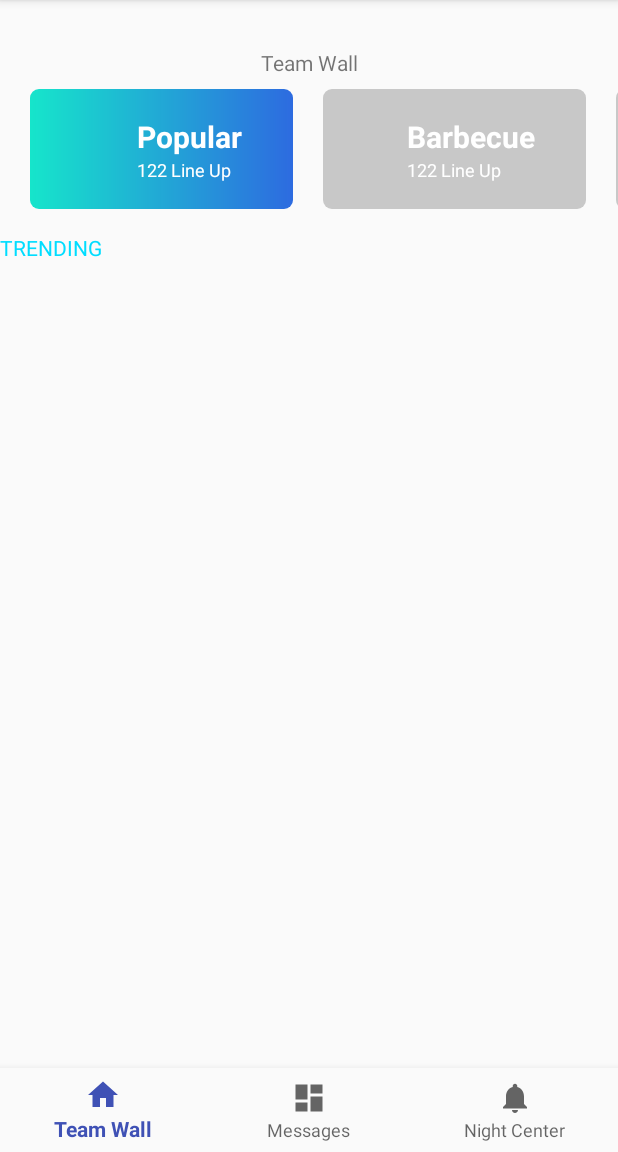
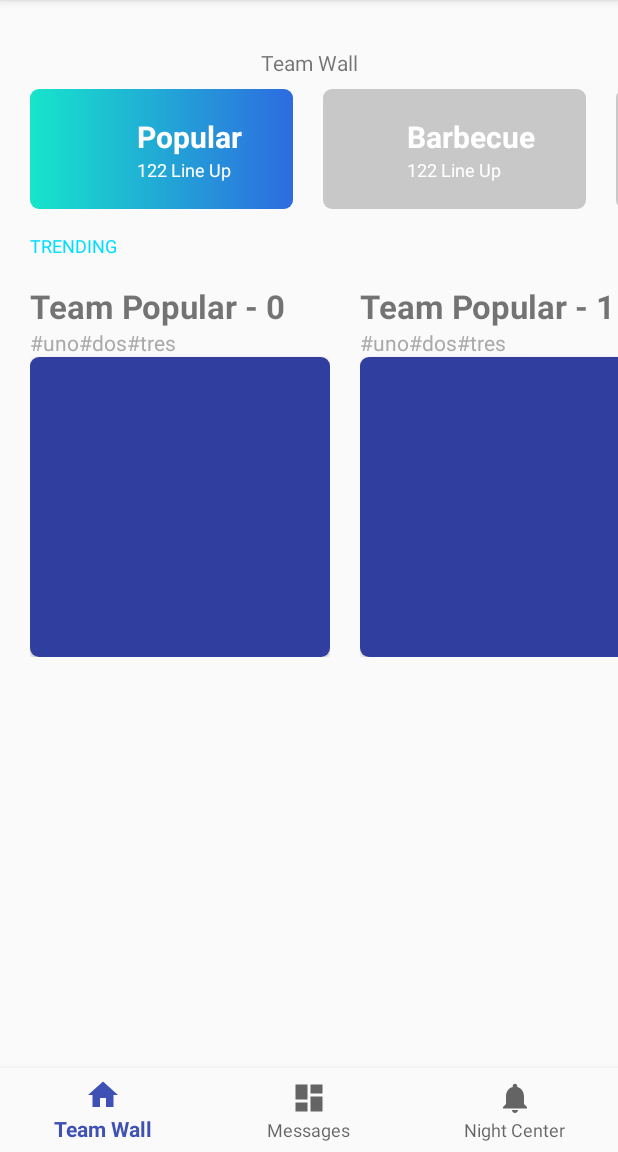
Before and after one commit to SeeU-Team/SeeU-Android, an Android app: the TeamWallFragment screen opened directly, with no data from a screen before it, after a tap on "Popular", on a phone screen of 412 x 824 dp, the part 84-1236 px from its top. Run offline under Robolectric (Android 15) with nearby library versions, the phone set to English and light mode, and no system bars; pictures from the network do not load.

Commit message:
add recycler view and recycler adapter to display teams. Add interaction between types and teams

```diff
--- /dev/null
+++ b/app/src/main/java/com/seeu/TeamRecyclerAdapter.java
@@ -0,0 +1,49 @@
+package com.seeu;
+
+import android.content.Context;
+import android.support.v7.widget.RecyclerView;
+import android.support.v7.widget.RecyclerView.Adapter;
+import android.view.LayoutInflater;
+import android.view.View;
+import android.view.ViewGroup;
+
+import java.util.List;
+
+/**
+ * Created by thomasfouan on 19/03/2018.
+ */
+
+public class TeamRecyclerAdapter extends Adapter<TeamViewHolder> {
+
+	private LayoutInflater inflater;
+	private List<String> names;
+	private ClickListener listener;
+
+	public TeamRecyclerAdapter(Context context, List<String> names, ClickListener listener) {
+		this.inflater = LayoutInflater.from(context);
+		this.names = names;
+		this.listener = listener;
+	}
+
+	@Override
+	public TeamViewHolder onCreateViewHolder(ViewGroup parent, int viewType) {
+		View view = inflater.inflate(R.layout.layout_team_item, parent, false);
+		return new TeamViewHolder(view, listener);
+	}
+
+	@Override
+	public void onBindViewHolder(TeamViewHolder holder, int position) {
+		holder.setName(names.get(position));
+		holder.setTags("#uno#dos#tres");
+		//holder.setPicture("https://scontent.xx.fbcdn.net/v/t1.0-1/p200x200/22365631_1924906760859051_4812781837110089872_n.jpg?oh=a27a7d0053306572e7e485b647db99d4&oe=5B3A50DA");
+	}
+
+	@Override
+	public int getItemCount() {
+		return names.size();
+	}
+
+	public String getItem(int position) {
+		return names.get(position);
+	}
+}
--- a/app/src/main/java/com/seeu/TeamViewHolder.java
+++ b/app/src/main/java/com/seeu/TeamViewHolder.java
@@ -1,8 +1,11 @@
 package com.seeu;
 
+import android.net.Uri;
 import android.support.v7.widget.RecyclerView.ViewHolder;
 import android.view.View;
 import android.view.View.OnClickListener;
+import android.widget.ImageView;
+import android.widget.TextView;
 
 /**
  * Created by thomasfouan on 19/03/2018.
@@ -10,12 +13,38 @@ import android.view.View.OnClickListener;
 
 public class TeamViewHolder extends ViewHolder implements OnClickListener {
 
-	public TeamViewHolder(View itemView) {
+	private TextView name;
+	private TextView tags;
+	private ImageView picture;
+
+	private ClickListener listener;
+
+	public TeamViewHolder(View itemView, ClickListener listener) {
 		super(itemView);
+
+		this.listener = listener;
+
+		name = itemView.findViewById(R.id.teamName);
+		tags = itemView.findViewById(R.id.teamTags);
+		picture = itemView.findViewById(R.id.teamPicture);
+
+		picture.setOnClickListener(this);
+	}
+
+	public void setName(String name) {
+		this.name.setText(name);
+	}
+
+	public void setTags(String tags) {
+		this.tags.setText(tags);
+	}
+
+	public void setPicture(String pictureUrl) {
+		this.picture.setImageURI(Uri.parse(pictureUrl));
 	}
 
 	@Override
 	public void onClick(View v) {
-
+		listener.onItemClick(v, getAdapterPosition());
 	}
 }
--- a/app/src/main/java/com/seeu/TeamWallFragment.java
+++ b/app/src/main/java/com/seeu/TeamWallFragment.java
@@ -1,6 +1,5 @@
 package com.seeu;
 
-import android.graphics.Color;
 import android.os.Bundle;
 import android.support.annotation.NonNull;
 import android.support.v4.app.Fragment;
@@ -20,20 +19,31 @@ import java.util.List;
 
 public class TeamWallFragment extends Fragment implements ClickListener {
 
-	private RecyclerView recyclerView;
+	private RecyclerView typeTeamRecycler;
 	private TypeTeamRecyclerAdapter typeTeamRecyclerAdapter;
 
-	private List<String> names;
-	private int selectedType;
+	private RecyclerView teamRecycler;
+	private TeamRecyclerAdapter teamRecyclerAdapter;
+
+	private List<String> typeNames;
+	private List<String> teamNames;
 
 	public TeamWallFragment() {
-		names = new ArrayList<>();
-		names.add("Popular");
-		names.add("Barbecue");
-		names.add("Dancing");
-		names.add("Hangover");
+		typeNames = new ArrayList<>();
+		teamNames = new ArrayList<>();
 
-		selectedType = 0;
+		loadTypes();
+	}
+
+	private void loadTypes() {
+		// TODO: make http request to get types
+		typeNames.clear();
+		typeNames.add("Popular");
+		typeNames.add("Barbecue");
+		typeNames.add("Dancing");
+		typeNames.add("Hangover");
+
+		refreshTeams(0);
 	}
 
 	@Override
@@ -45,26 +55,51 @@ public class TeamWallFragment extends Fragment implements ClickListener {
 	public View onCreateView(@NonNull LayoutInflater inflater, ViewGroup container, Bundle savedInstanceState) {
 		View view = inflater.inflate(R.layout.fragment_teamwall, container, false);
 
-		// set up the RecyclerView
-		recyclerView = view.findViewById(R.id.typeTeamRecycler);
-		LinearLayoutManager horizontalLayoutManager = new LinearLayoutManager(getActivity(), LinearLayoutManager.HORIZONTAL, false);
-		recyclerView.setLayoutManager(horizontalLayoutManager);
-
-		typeTeamRecyclerAdapter = new TypeTeamRecyclerAdapter(getActivity(), names, this);
-		recyclerView.setAdapter(typeTeamRecyclerAdapter);
+		setupTypeTeamRecycler(view);
+		setupTeamRecycler(view);
 
 		return view;
 	}
 
 	@Override
 	public void onItemClick(View view, int position) {
-		TypeTeamViewHolder currentSelectedView = (TypeTeamViewHolder) recyclerView.findViewHolderForAdapterPosition(selectedType);
-		currentSelectedView.setDefaultBackground();
+		typeTeamRecyclerAdapter.setSelected(position);
 
-		selectedType = position;
-		TypeTeamViewHolder newSelectedView = (TypeTeamViewHolder) recyclerView.findViewHolderForAdapterPosition(selectedType);
-		newSelectedView.setSelectedBackground();
+		// TODO: reload teams
+		refreshTeams(position);
+	}
 
-		Toast.makeText(getActivity(), "You clicked " + typeTeamRecyclerAdapter.getItem(position) + " on item position " + position, Toast.LENGTH_SHORT).show();
+	private void setupTypeTeamRecycler(View view) {
+		LinearLayoutManager layoutManager = new LinearLayoutManager(getActivity(), LinearLayoutManager.HORIZONTAL, false);
+		// Keep reference of the dataset (arraylist here) in the adapter
+		typeTeamRecyclerAdapter = new TypeTeamRecyclerAdapter(getActivity(), typeNames, this);
+
+		// set up the RecyclerView for the types of team
+		typeTeamRecycler = view.findViewById(R.id.typeTeamRecycler);
+		typeTeamRecycler.setLayoutManager(layoutManager);
+		typeTeamRecycler.setAdapter(typeTeamRecyclerAdapter);
+	}
+
+	private void setupTeamRecycler(View view) {
+		LinearLayoutManager layoutManager = new LinearLayoutManager(getActivity(), LinearLayoutManager.HORIZONTAL, false);
+		teamRecyclerAdapter = new TeamRecyclerAdapter(getActivity(), teamNames, (view1, position) -> {
+			Toast.makeText(getActivity(), "You clicked " + teamRecyclerAdapter.getItem(position) + " on item position " + position, Toast.LENGTH_SHORT).show();
+		});
+
+		teamRecycler = view.findViewById(R.id.teamRecycler);
+		teamRecycler.setLayoutManager(layoutManager);
+		teamRecycler.setAdapter(teamRecyclerAdapter);
+	}
+
+	private void refreshTeams(int selectedType) {
+		// TODO: make http request to get data
+		teamNames.clear();
+		for (int i = 0; i < 10; i++) {
+			teamNames.add("Team " + typeNames.get(selectedType) + " - " + i);
+		}
+
+		if (null != teamRecyclerAdapter) {
+			teamRecyclerAdapter.notifyDataSetChanged();
+		}
 	}
 }
--- a/app/src/main/java/com/seeu/TypeTeamRecyclerAdapter.java
+++ b/app/src/main/java/com/seeu/TypeTeamRecyclerAdapter.java
@@ -1,7 +1,7 @@
 package com.seeu;
 
 import android.content.Context;
-import android.support.v7.widget.RecyclerView;
+import android.support.v7.widget.RecyclerView.Adapter;
 import android.view.LayoutInflater;
 import android.view.View;
 import android.view.ViewGroup;
@@ -12,16 +12,18 @@ import java.util.List;
  * Created by thomasfouan on 16/03/2018.
  */
 
-public class TypeTeamRecyclerAdapter extends RecyclerView.Adapter<TypeTeamViewHolder> {
+public class TypeTeamRecyclerAdapter extends Adapter<TypeTeamViewHolder> {
 
 	private LayoutInflater inflater;
 	private List<String> names;
 	private ClickListener listener;
+	private int selected;
 
 	public TypeTeamRecyclerAdapter(Context context, List<String> names, ClickListener listener) {
 		this.inflater = LayoutInflater.from(context);
 		this.names = names;
 		this.listener = listener;
+		this.selected = (0 < names.size()) ? 0 : -1;
 	}
 
 	@Override
@@ -32,7 +34,7 @@ public class TypeTeamRecyclerAdapter extends RecyclerView.Adapter<TypeTeamViewHo
 
 	@Override
 	public void onBindViewHolder(TypeTeamViewHolder holder, int position) {
-		if (0 == position) {
+		if (selected == position) {
 			holder.setSelectedBackground();
 		} else {
 			holder.setDefaultBackground();
@@ -49,4 +51,14 @@ public class TypeTeamRecyclerAdapter extends RecyclerView.Adapter<TypeTeamViewHo
 	public String getItem(int position) {
 		return names.get(position);
 	}
+
+	public int getSelected() {
+		return selected;
+	}
+
+	public void setSelected(int newSelected) {
+		notifyItemChanged(selected);
+		notifyItemChanged(newSelected);
+		this.selected = newSelected;
+	}
 }
--- a/app/src/main/java/com/seeu/TypeTeamViewHolder.java
+++ b/app/src/main/java/com/seeu/TypeTeamViewHolder.java
@@ -21,7 +21,7 @@ class TypeTeamViewHolder extends ViewHolder implements OnClickListener {
 		super(itemView);
 
 		this.listener = listener;
-		this.rootLayout = itemView.findViewById(R.id.colorView);
+		this.rootLayout = itemView.findViewById(R.id.rootLayoutTypeTeamItem);
 		this.name = itemView.findViewById(R.id.typeTeamName);
 
 		itemView.setOnClickListener(this);
--- a/app/src/main/res/layout/fragment_teamwall.xml
+++ b/app/src/main/res/layout/fragment_teamwall.xml
@@ -32,8 +32,10 @@
         android:layout_width="0dp"
         android:layout_height="26dp"
         android:layout_marginTop="16dp"
+        android:layout_marginStart="20dp"
         android:text="TRENDING"
         android:textColor="@android:color/holo_blue_bright"
+        android:textSize="12sp"
         app:layout_constraintEnd_toEndOf="parent"
         app:layout_constraintStart_toStartOf="parent"
         app:layout_constraintTop_toBottomOf="@+id/typeTeamRecycler" />
--- a/app/src/main/res/layout/layout_team_item.xml
+++ b/app/src/main/res/layout/layout_team_item.xml
@@ -5,18 +5,19 @@
     android:id="@+id/rootLayoutTeamItem"
     android:layout_width="200dp"
     android:layout_height="wrap_content"
-    android:orientation="vertical">
+    android:orientation="vertical"
+    android:layout_marginStart="20dp" >
 
     <TextView
         android:id="@+id/teamName"
         android:layout_width="match_parent"
         android:layout_height="wrap_content"
         android:text="Les Lascars"
-        android:textSize="18sp"
+        android:textSize="22sp"
         android:textStyle="bold" />
 
     <TextView
-        android:id="@+id/tags"
+        android:id="@+id/teamTags"
         android:layout_width="match_parent"
         android:layout_height="wrap_content"
         android:text="#fiesta#noche#caliente"
@@ -28,7 +29,7 @@
         app:cardCornerRadius="6dp" >
 
         <ImageView
-            android:id="@+id/imageTeam"
+            android:id="@+id/teamPicture"
             android:layout_width="match_parent"
             android:layout_height="match_parent"
             android:contentDescription="team image"
--- a/app/src/main/res/layout/layout_type_team_item.xml
+++ b/app/src/main/res/layout/layout_type_team_item.xml
@@ -2,7 +2,7 @@
 <android.support.constraint.ConstraintLayout xmlns:android="http://schemas.android.com/apk/res/android"
     xmlns:app="http://schemas.android.com/apk/res-auto"
     xmlns:tools="http://schemas.android.com/tools"
-    android:id="@+id/colorView"
+    android:id="@+id/rootLayoutTypeTeamItem"
     android:layout_width="175dp"
     android:layout_height="80dp"
     android:layout_marginStart="20dp"
@@ -22,7 +22,7 @@
             android:id="@+id/typeTeamName"
             android:layout_width="wrap_content"
             android:layout_height="wrap_content"
-            android:layout_gravity="left"
+            android:layout_gravity="start"
             android:text="Example"
             android:textColor="@android:color/white"
             android:textSize="20sp"
@@ -32,7 +32,7 @@
             android:id="@+id/nbTeamOfType"
             android:layout_width="wrap_content"
             android:layout_height="wrap_content"
-            android:layout_gravity="left"
+            android:layout_gravity="start"
             android:text="122 Line Up"
             android:textColor="@android:color/white"
             android:textSize="12sp" />
```
